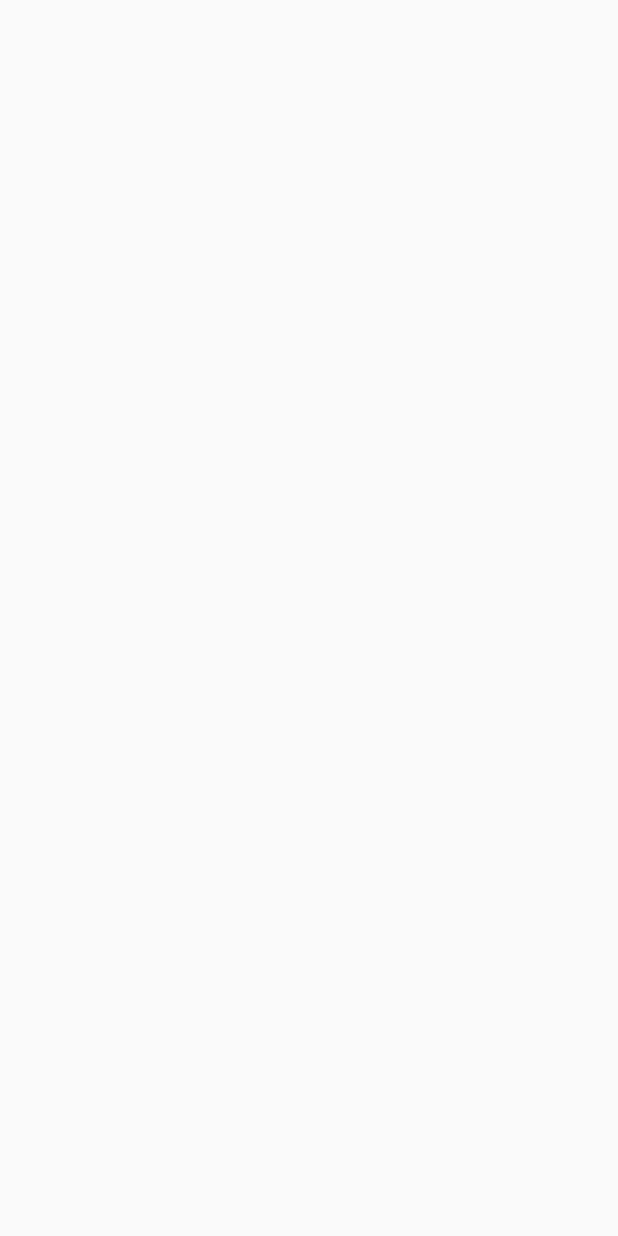
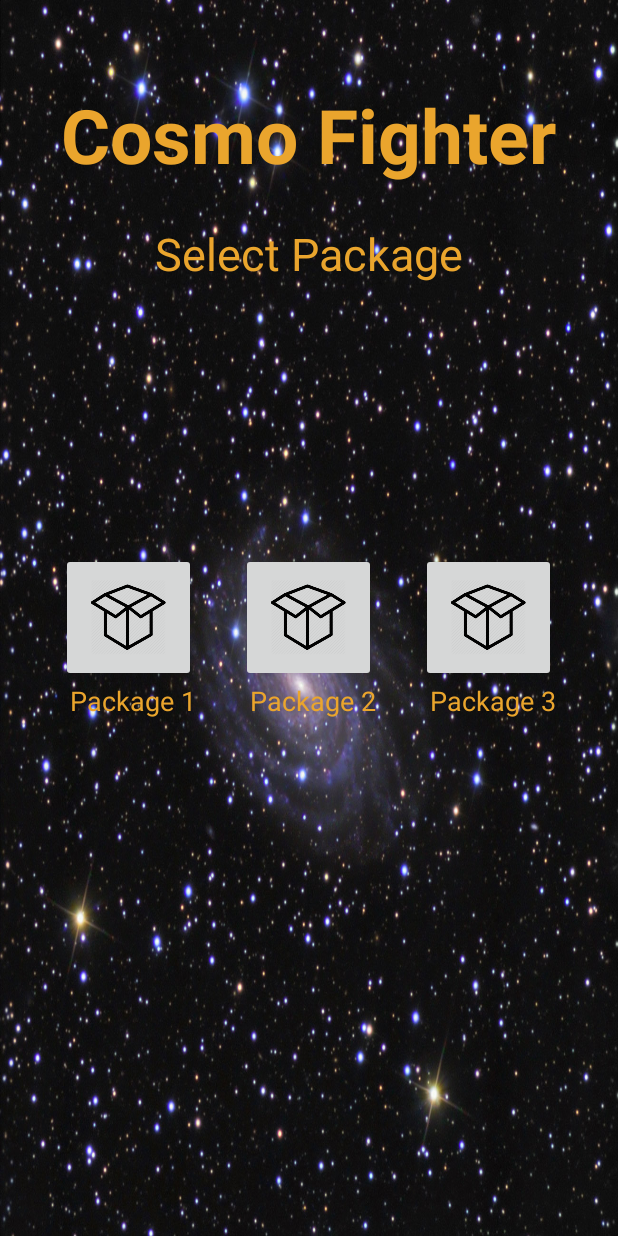
Before and after one commit to ShruthiKatapally/CosmoFighters, an Android app: the SelectPackageActivity screen opened directly, with no data from a screen before it, on a phone screen of 412 x 824 dp. Before the commit the screen is empty. Run offline under Robolectric (Android 15) with nearby library versions, the phone set to English and light mode, and no system bars.

Commit message:
updated activity screens sequence

```diff
--- a/CosmoFighter/app/src/main/java/com/asmart/cosmofighter/AudioSettings.java
+++ b/CosmoFighter/app/src/main/java/com/asmart/cosmofighter/AudioSettings.java
@@ -12,7 +12,8 @@ public class AudioSettings extends AppCompatActivity {
     @Override
     protected void onCreate(Bundle savedInstanceState) {
         super.onCreate(savedInstanceState);
-
+        setContentView(R.layout.activity_audio_settings);
     }
 
+
 }
--- a/CosmoFighter/app/src/main/java/com/asmart/cosmofighter/FbShare.java
+++ b/CosmoFighter/app/src/main/java/com/asmart/cosmofighter/FbShare.java
@@ -12,6 +12,7 @@ public class FbShare extends AppCompatActivity {
     @Override
     protected void onCreate(Bundle savedInstanceState) {
         super.onCreate(savedInstanceState);
+        setContentView(R.layout.activity_fb_share);
 
 }
 
--- a/CosmoFighter/app/src/main/java/com/asmart/cosmofighter/HomeScreenActivity.java
+++ b/CosmoFighter/app/src/main/java/com/asmart/cosmofighter/HomeScreenActivity.java
@@ -14,7 +14,7 @@ public class HomeScreenActivity extends AppCompatActivity {
     }
 
     public void playGame(View view) {
-        Intent intent = new Intent(this, LevelsActivity.class);
+        Intent intent = new Intent(this, SelectPackageActivity.class);
         startActivity(intent);
     }
 
--- a/CosmoFighter/app/src/main/java/com/asmart/cosmofighter/SelectPackageActivity.java
+++ b/CosmoFighter/app/src/main/java/com/asmart/cosmofighter/SelectPackageActivity.java
@@ -2,12 +2,19 @@ package com.asmart.cosmofighter;
 
 import android.os.Bundle;
 import android.support.v7.app.AppCompatActivity;
+import android.content.Intent;
+import android.view.View;
 
 public class SelectPackageActivity extends AppCompatActivity {
 
     @Override
     protected void onCreate(Bundle savedInstanceState) {
         super.onCreate(savedInstanceState);
+        setContentView(R.layout.activity_select_package);
     }
 
+    public void selectPackageActivity(View view){
+        Intent intent = new Intent(this, LevelsActivity.class);
+        startActivity(intent);
+    }
 }
--- a/CosmoFighter/app/src/main/res/layout/activity_select_package.xml
+++ b/CosmoFighter/app/src/main/res/layout/activity_select_package.xml
@@ -39,7 +39,8 @@
         android:src="@drawable/ic_package"
         android:layout_centerVertical="true"
         android:layout_alignLeft="@+id/app_name"
-        android:layout_alignStart="@+id/app_name" />
+        android:layout_alignStart="@+id/app_name"
+        android:onClick="selectPackageActivity" />
 
     <TextView
         android:layout_width="wrap_content"
@@ -59,7 +60,8 @@
         android:id="@+id/pack2_btn"
         android:src="@drawable/ic_package"
         android:layout_centerVertical="true"
-        android:layout_centerHorizontal="true" />
+        android:layout_centerHorizontal="true"
+        android:onClick="selectPackageActivity" />
 
     <TextView
         android:layout_width="wrap_content"
@@ -80,7 +82,8 @@
         android:src="@drawable/ic_package"
         android:layout_centerVertical="true"
         android:layout_alignRight="@+id/pack3_text"
-        android:layout_alignEnd="@+id/pack3_text" />
+        android:layout_alignEnd="@+id/pack3_text"
+        android:onClick="selectPackageActivity" />
 
     <TextView
         android:layout_width="wrap_content"
```
